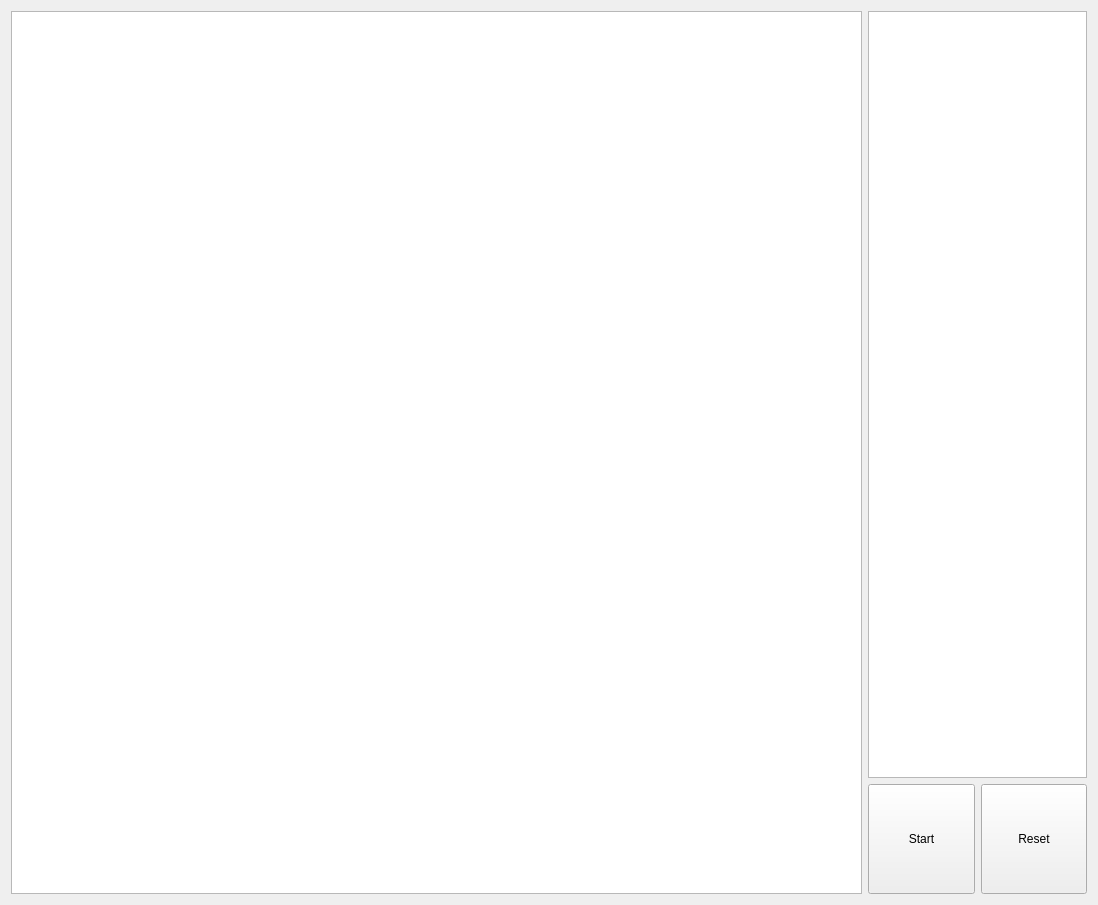
Old version of the form window/window.ui in the repository allenx5612/lucky_draw.
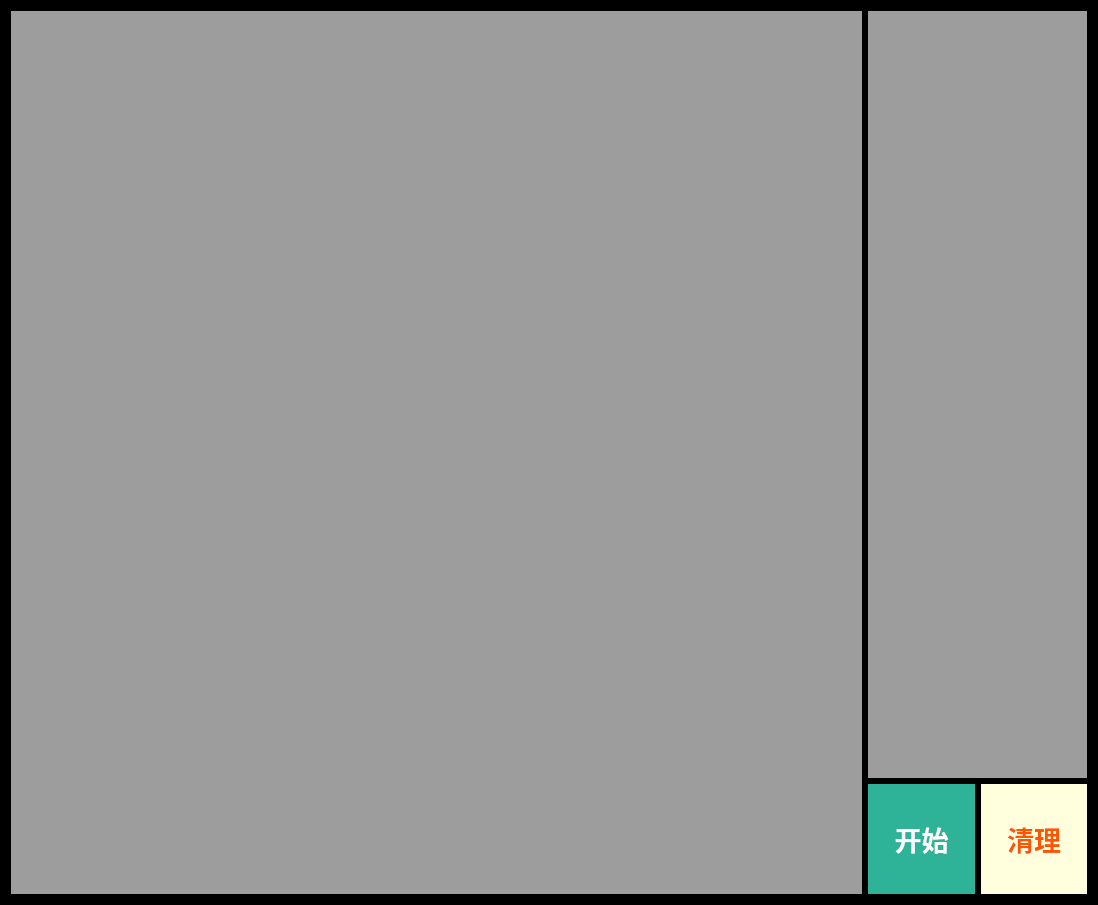
New version of the form.

Commit message: 1. add func start, stop and reset 2. add close event and result check.

Diff of the .ui file:
```diff
--- a/window/window.ui
+++ b/window/window.ui
@@ -17,7 +17,14 @@
    </sizepolicy>
   </property>
   <property name="windowTitle">
-   <string>Who's the Luky Kid</string>
+   <string>中奖了，中奖了，金星买来送你呀</string>
+  </property>
+  <property name="styleSheet">
+   <string notr="true">background-color: black;
+color: white</string>
+  </property>
+  <property name="locale">
+   <locale language="Chinese" country="China"/>
   </property>
   <layout class="QGridLayout" name="gridLayout" rowstretch="7,1" columnstretch="8,1,1">
    <item row="1" column="2">
@@ -28,8 +35,20 @@
        <verstretch>0</verstretch>
       </sizepolicy>
      </property>
+     <property name="font">
+      <font>
+       <pointsize>20</pointsize>
+       <weight>75</weight>
+       <bold>true</bold>
+      </font>
+     </property>
+     <property name="styleSheet">
+      <string notr="true">background-color: rgb(255, 255, 222);
+color: rgb(255, 85, 0);
+border: black</string>
+     </property>
      <property name="text">
-      <string>Reset</string>
+      <string>清理</string>
      </property>
      <property name="iconSize">
       <size>
@@ -47,8 +66,20 @@
        <verstretch>0</verstretch>
       </sizepolicy>
      </property>
+     <property name="font">
+      <font>
+       <pointsize>20</pointsize>
+       <weight>75</weight>
+       <bold>true</bold>
+      </font>
+     </property>
+     <property name="styleSheet">
+      <string notr="true">background-color: rgb(46, 179, 152);
+color: white;
+border: black</string>
+     </property>
      <property name="text">
-      <string>Start</string>
+      <string>开始</string>
      </property>
     </widget>
    </item>
@@ -64,6 +95,11 @@
      <property name="layoutDirection">
       <enum>Qt::LeftToRight</enum>
      </property>
+     <property name="styleSheet">
+      <string notr="true">background-color:rgb(157, 157, 157);
+color: white;
+border: black</string>
+     </property>
      <property name="frameShape">
       <enum>QFrame::StyledPanel</enum>
      </property>
@@ -80,7 +116,7 @@
       <bool>true</bool>
      </property>
      <property name="rowCount">
-      <number>10</number>
+      <number>20</number>
      </property>
      <property name="columnCount">
       <number>2</number>
@@ -91,12 +127,28 @@
      <attribute name="horizontalHeaderCascadingSectionResizes">
       <bool>true</bool>
      </attribute>
+     <attribute name="horizontalHeaderDefaultSectionSize">
+      <number>90</number>
+     </attribute>
      <attribute name="horizontalHeaderHighlightSections">
       <bool>false</bool>
      </attribute>
      <attribute name="verticalHeaderVisible">
       <bool>false</bool>
      </attribute>
+     <attribute name="verticalHeaderHighlightSections">
+      <bool>false</bool>
+     </attribute>
+     <row/>
+     <row/>
+     <row/>
+     <row/>
+     <row/>
+     <row/>
+     <row/>
+     <row/>
+     <row/>
+     <row/>
      <row/>
      <row/>
      <row/>
@@ -134,8 +186,10 @@
        <bold>true</bold>
       </font>
      </property>
-     <property name="focusPolicy">
-      <enum>Qt::StrongFocus</enum>
+     <property name="styleSheet">
+      <string notr="true">background-color: rgb(157, 157, 157);
+color: white;
+border: black</string>
      </property>
      <property name="verticalScrollBarPolicy">
       <enum>Qt::ScrollBarAlwaysOff</enum>
@@ -153,10 +207,7 @@
       <enum>QListView::Free</enum>
      </property>
      <property name="itemAlignment">
-      <set>Qt::AlignCenter</set>
-     </property>
-     <property name="currentRow">
-      <number>-1</number>
+      <set>Qt::AlignTop</set>
      </property>
     </widget>
    </item>
```
Left out of the diff: 13 changed lines with no effect on the pictures. The commit also changes 2 other files.
